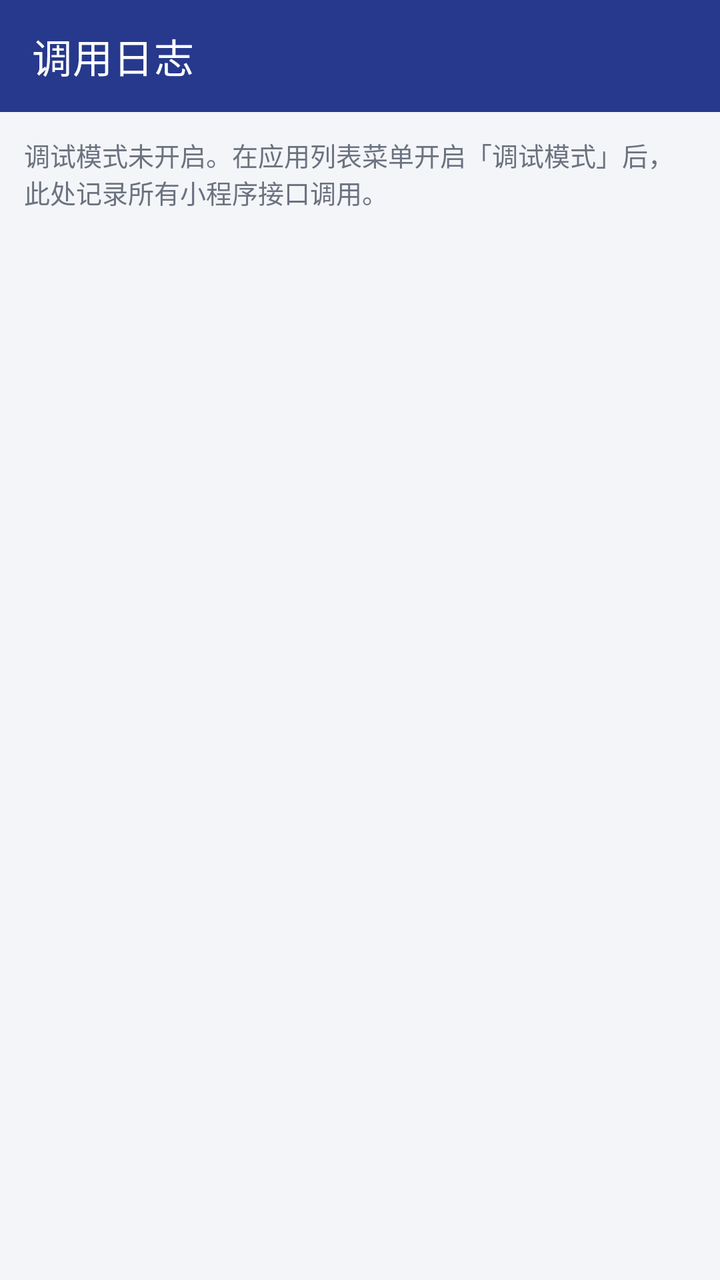
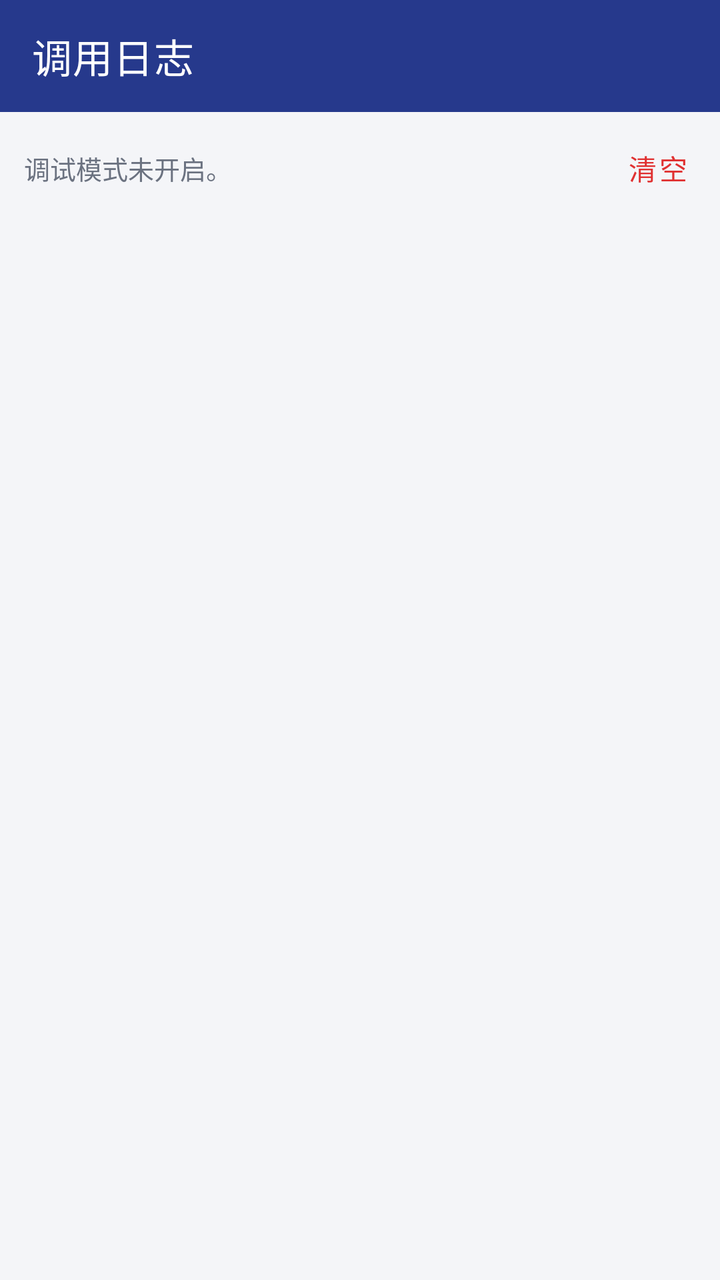

Screens rendered from an Android XML layout before and after an edit, with the pre-edit source and the edit as a unified diff.
<!-- AndroidManifest.xml: activity theme Theme.MiniApp -->
<!-- res/layout/activity_debug.xml -->
<?xml version="1.0" encoding="utf-8"?>
<LinearLayout xmlns:android="http://schemas.android.com/apk/res/android"
    xmlns:app="http://schemas.android.com/apk/res-auto"
    android:layout_width="match_parent"
    android:layout_height="match_parent"
    android:orientation="vertical"
    android:background="@color/bg_window">

    <com.google.android.material.appbar.MaterialToolbar
        android:id="@+id/toolbar"
        android:layout_width="match_parent"
        android:layout_height="?attr/actionBarSize"
        app:title="调用日志"
        app:titleTextColor="#FFFFFF"
        android:background="@color/brand_primary_dark" />

    <TextView
        android:id="@+id/tv_hint"
        android:layout_width="match_parent"
        android:layout_height="wrap_content"
        android:padding="12dp"
        android:textColor="@color/text_secondary"
        android:textSize="13sp"
        android:text="调试模式未开启。在应用列表菜单开启「调试模式」后，此处记录所有小程序接口调用。" />

    <ScrollView
        android:id="@+id/scroll"
        android:layout_width="match_parent"
        android:layout_height="0dp"
        android:layout_weight="1"
        android:padding="12dp">

        <TextView
            android:id="@+id/tv_log"
            android:layout_width="match_parent"
            android:layout_height="wrap_content"
            android:fontFamily="monospace"
            android:textColor="@color/text_primary"
            android:textSize="12sp"
            android:textIsSelectable="true" />
    </ScrollView>
</LinearLayout>
<!-- resources referenced by this layout -->
<resources>
  <color name="bg_window">#F4F5F8</color>
  <color name="brand_primary_dark">#26398C</color>
  <color name="text_primary">#1A1A2E</color>
  <color name="text_secondary">#6B7280</color>
  <style name="Theme.MiniApp" parent="Theme.MaterialComponents.DayNight.NoActionBar">
          <item name="colorPrimary">@color/brand_primary</item>
          <item name="colorPrimaryVariant">@color/brand_primary_dark</item>
          <item name="colorOnPrimary">#FFFFFF</item>
          <item name="colorSecondary">@color/brand_accent</item>
          <item name="colorOnSecondary">@color/text_primary</item>
          <item name="android:windowBackground">@color/bg_window</item>
          <item name="android:statusBarColor" tools:targetApi="l">@color/brand_primary_dark</item>
          
          <item name="android:windowAnimationStyle">@style/Animation.MiniApp.Activity</item>
          
          <item name="android:alertDialogTheme">@style/ThemeOverlay.MiniApp.RoundedDialog</item>
          <item name="alertDialogTheme">@style/ThemeOverlay.MiniApp.RoundedDialog</item>
          <item name="materialAlertDialogTheme">@style/ThemeOverlay.MiniApp.RoundedDialog</item>
  </style>
  <color name="brand_primary">#3B5BDB</color>
  <color name="brand_accent">#FFC24B</color>
  <style name="Animation.MiniApp.Activity" parent="@android:style/Animation.Activity">
          <item name="android:activityOpenEnterAnimation">@anim/slide_in_right</item>
          <item name="android:activityOpenExitAnimation">@anim/fade_out_slight</item>
          <item name="android:activityCloseEnterAnimation">@anim/fade_in_slight</item>
          <item name="android:activityCloseExitAnimation">@anim/slide_out_right</item>
      </style>
  <style name="ThemeOverlay.MiniApp.RoundedDialog" parent="ThemeOverlay.MaterialComponents.Dialog.Alert">
          <item name="colorPrimary">@color/brand_primary</item>
          <item name="colorSecondary">@color/brand_accent</item>
          <item name="shapeAppearanceOverlay">@style/ShapeAppearance.MiniApp.Dialog</item>
          <item name="buttonBarPositiveButtonStyle">@style/Widget.MiniApp.DialogButton</item>
          <item name="buttonBarNegativeButtonStyle">@style/Widget.MiniApp.DialogButton</item>
          <item name="buttonBarNeutralButtonStyle">@style/Widget.MiniApp.DialogButton</item>
  </style>
  <style name="ShapeAppearance.MiniApp.Dialog" parent="">
          <item name="cornerFamily">rounded</item>
          <item name="cornerSize">24dp</item>
  </style>
  <style name="Widget.MiniApp.DialogButton" parent="Widget.MaterialComponents.Button.TextButton.Dialog">
          <item name="android:textColor">@color/brand_primary</item>
      </style>
</resources>

<!-- the commit's change to res/layout/activity_debug.xml (unified diff, before → after) -->
@@ -14,14 +14,33 @@
         app:titleTextColor="#FFFFFF"
         android:background="@color/brand_primary_dark" />
 
-    <TextView
-        android:id="@+id/tv_hint"
+    <LinearLayout
         android:layout_width="match_parent"
         android:layout_height="wrap_content"
-        android:padding="12dp"
-        android:textColor="@color/text_secondary"
-        android:textSize="13sp"
-        android:text="调试模式未开启。在应用列表菜单开启「调试模式」后，此处记录所有小程序接口调用。" />
+        android:gravity="center_vertical"
+        android:orientation="horizontal"
+        android:paddingStart="12dp"
+        android:paddingEnd="8dp"
+        android:paddingVertical="4dp">
+
+        <TextView
+            android:id="@+id/tv_hint"
+            android:layout_width="0dp"
+            android:layout_height="wrap_content"
+            android:layout_weight="1"
+            android:textColor="@color/text_secondary"
+            android:textSize="13sp"
+            android:text="调试模式未开启。" />
+
+        <com.google.android.material.button.MaterialButton
+            android:id="@+id/btn_clear_log"
+            style="@style/Widget.MaterialComponents.Button.TextButton"
+            android:layout_width="wrap_content"
+            android:layout_height="wrap_content"
+            android:minWidth="0dp"
+            android:text="清空"
+            android:textColor="@color/danger" />
+    </LinearLayout>
 
     <ScrollView
         android:id="@+id/scroll"
<!-- resource entries referenced after the edit -->
@@ -2,6 +2,7 @@
 <resources>
   <color name="bg_window">#F4F5F8</color>
   <color name="brand_primary_dark">#26398C</color>
+  <color name="danger">#E03131</color>
   <color name="text_primary">#1A1A2E</color>
   <color name="text_secondary">#6B7280</color>
   <style name="Theme.MiniApp" parent="Theme.MaterialComponents.DayNight.NoActionBar">
